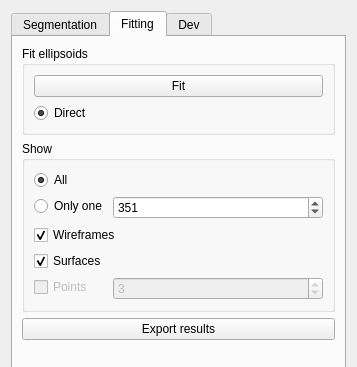
Qt form ui/qG3PointDialog.ui (p-leroy/qG3Point) before a commit; both pictures show x 0 to 357 and y 0 to 367 of the 357 by 749 pixel window.
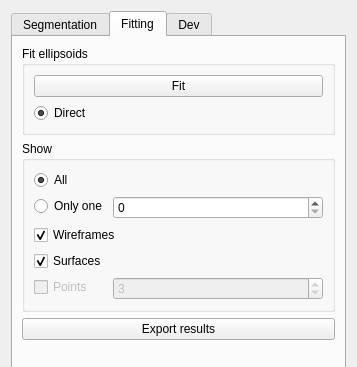
The same form after that commit. The open tabs and pages were chosen to show the change.

What changed in the file:
```diff
--- a/ui/qG3PointDialog.ui
+++ b/ui/qG3PointDialog.ui
@@ -276,7 +276,7 @@
              <number>1000</number>
             </property>
             <property name="value">
-             <number>351</number>
+             <number>0</number>
             </property>
            </widget>
           </item>
```
